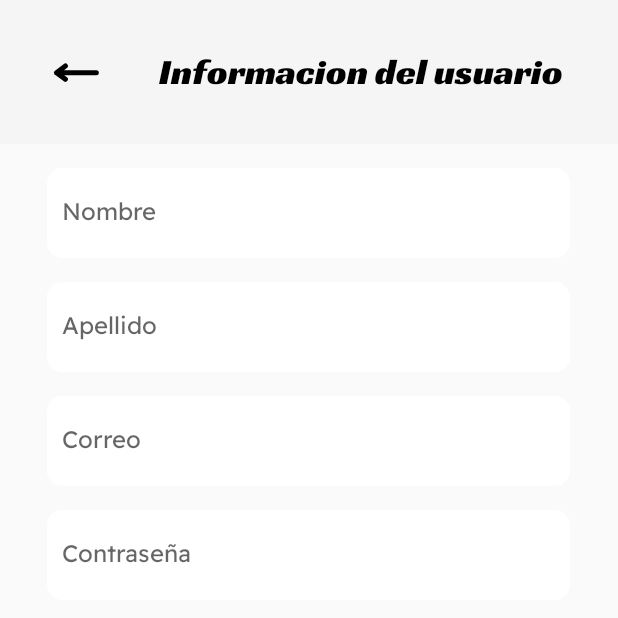
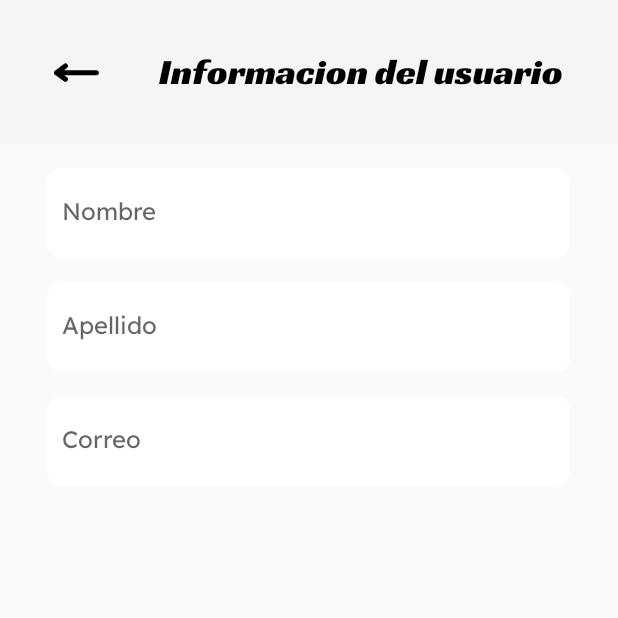
Before and after one commit to ValSua/equipoDos, an Android app built with Jetpack Compose: the PersonalUserInformationFragment screen opened through its navigation route, on a phone screen of 412 x 824 dp, the top half of it. Run offline under Robolectric (Android 15) with nearby library versions, the phone set to English and light mode, and no system bars; our stand-ins replace Firebase (no records; nobody signed in at launch, a user with empty details on screens opened directly), data binding; Roboto replaces fonts that are not available here.

Commit message:
pequeños cambios visuales

```diff
--- a/app/src/main/res/layout/fragment_create_rutine.xml
+++ b/app/src/main/res/layout/fragment_create_rutine.xml
@@ -4,6 +4,7 @@
     xmlns:app="http://schemas.android.com/apk/res-auto"
     android:layout_width="match_parent"
     android:layout_height="match_parent"
+    android:background="#F2F2F4"
     tools:context=".view.fragment.CreateRutineFragment">
 
     <!-- Toolbar en la parte superior -->
@@ -26,7 +27,7 @@
         android:id="@+id/Exercises"
         android:layout_width="match_parent"
         android:layout_height="0dp"
-        android:background="@color/gray"
+        android:background="#F2F2F4"
         app:layout_constraintTop_toBottomOf="@id/nombreRutina"
         app:layout_constraintBottom_toTopOf="@id/botones"/>
 
@@ -36,7 +37,7 @@
         android:id="@+id/botones"
         android:layout_width="match_parent"
         android:layout_height="120dp"
-        android:background="@color/gray"
+        android:background="#F2F2F4"
         app:layout_constraintBottom_toBottomOf="parent">
 
         <Button
--- a/app/src/main/res/layout/fragment_edit_rutine.xml
+++ b/app/src/main/res/layout/fragment_edit_rutine.xml
@@ -4,6 +4,7 @@
     xmlns:app="http://schemas.android.com/apk/res-auto"
     android:layout_width="match_parent"
     android:layout_height="match_parent"
+    android:background="#F2F2F4"
     tools:context=".view.fragment.CreateRutineFragment">
 
     <!-- Toolbar en la parte superior -->
@@ -17,7 +18,7 @@
         android:id="@+id/Exercises"
         android:layout_width="match_parent"
         android:layout_height="0dp"
-        android:background="@color/gray"
+        android:background="#F2F2F4"
         app:layout_constraintTop_toBottomOf="@id/include"
         app:layout_constraintBottom_toTopOf="@id/botones"/>
 
@@ -27,7 +28,7 @@
         android:id="@+id/botones"
         android:layout_width="match_parent"
         android:layout_height="120dp"
-        android:background="@color/gray"
+        android:background="#F2F2F4"
         app:layout_constraintBottom_toBottomOf="parent">
 
         <Button
--- a/app/src/main/res/layout/fragment_personal_user_information.xml
+++ b/app/src/main/res/layout/fragment_personal_user_information.xml
@@ -102,22 +102,22 @@
             app:layout_constraintStart_toStartOf="parent"
             app:layout_constraintTop_toBottomOf="@+id/apellido" />
 
-        <EditText
-            android:layout_width="match_parent"
-            android:layout_height="60dp"
-            android:layout_marginStart="31dp"
-            android:layout_marginTop="16dp"
-            android:layout_marginEnd="32dp"
-            android:paddingStart="10dp"
-            android:paddingEnd="0dp"
-            android:background="@drawable/custom_input"
-            android:ems="10"
-            android:fontFamily="@font/readex_pro"
-            android:hint="Contraseña"
-            android:inputType="textPassword"
-            android:textSize="16dp"
-            app:layout_constraintEnd_toEndOf="parent"
-            app:layout_constraintStart_toStartOf="parent"
-            app:layout_constraintTop_toBottomOf="@+id/editText3" />
+<!--        <EditText-->
+<!--            android:layout_width="match_parent"-->
+<!--            android:layout_height="60dp"-->
+<!--            android:layout_marginStart="31dp"-->
+<!--            android:layout_marginTop="16dp"-->
+<!--            android:layout_marginEnd="32dp"-->
+<!--            android:paddingStart="10dp"-->
+<!--            android:paddingEnd="0dp"-->
+<!--            android:background="@drawable/custom_input"-->
+<!--            android:ems="10"-->
+<!--            android:fontFamily="@font/readex_pro"-->
+<!--            android:hint="Contraseña"-->
+<!--            android:inputType="textPassword"-->
+<!--            android:textSize="16dp"-->
+<!--            app:layout_constraintEnd_toEndOf="parent"-->
+<!--            app:layout_constraintStart_toStartOf="parent"-->
+<!--            app:layout_constraintTop_toBottomOf="@+id/editText3" />-->
     </androidx.constraintlayout.widget.ConstraintLayout>
 </layout>
--- a/app/src/main/res/layout/item_exercise.xml
+++ b/app/src/main/res/layout/item_exercise.xml
@@ -4,7 +4,7 @@
     xmlns:tools="http://schemas.android.com/tools"
     android:layout_width="match_parent"
     android:layout_height="wrap_content"
-    android:backgroundTint="@color/white"
+    android:background="@drawable/rounded_card_button"
     android:layout_marginTop="20dp"
     android:padding="8dp">
 
```
